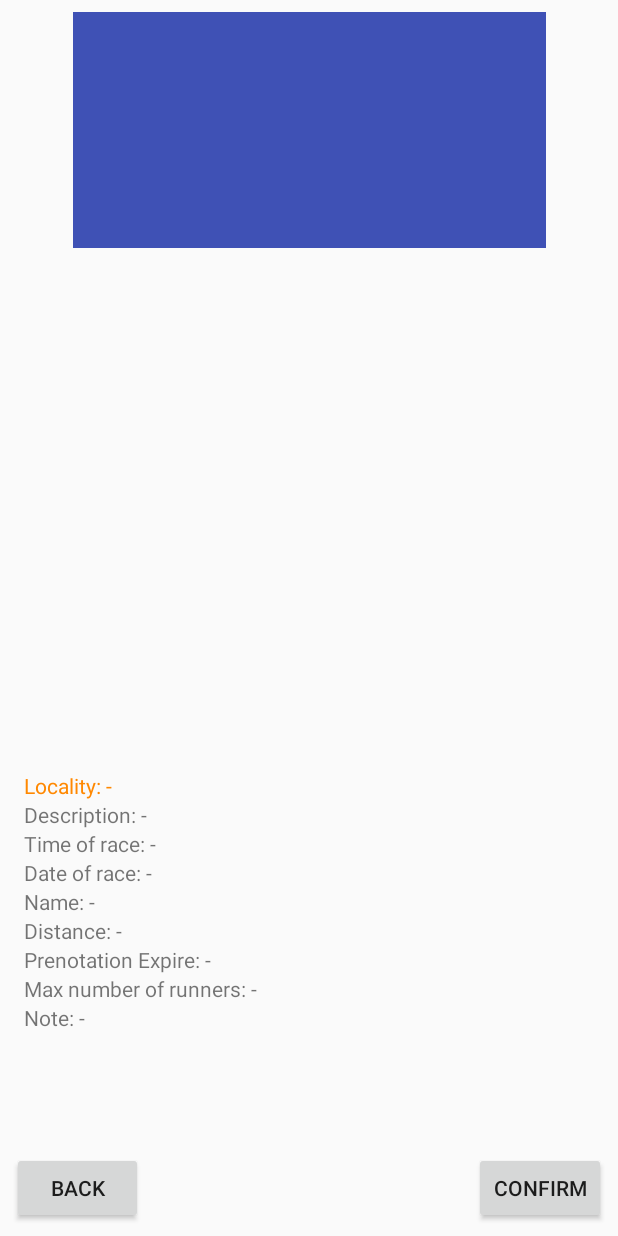
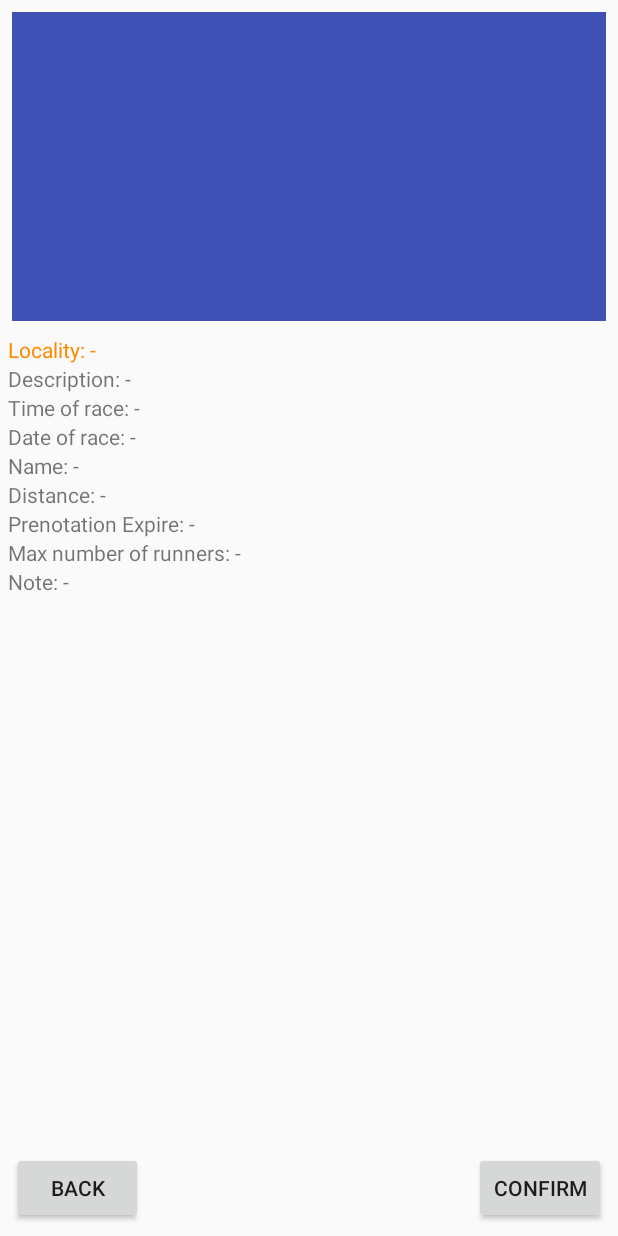
Before and after one commit to livio3/run2, an Android app: the layout activity_detailed_race.xml on its own in the app's theme, with its tools: preview values and no code run, on a phone screen of 412 x 824 dp. Run offline under Robolectric (Android 15) with nearby library versions, the phone set to English and light mode, and no system bars.

Commit message:
quasi, dettagli grafici

```diff
--- a/app/src/main/AndroidManifest.xml
+++ b/app/src/main/AndroidManifest.xml
@@ -24,7 +24,8 @@
             </intent-filter>
         </activity>
         <activity android:name=".ListaGare" />
-        <activity android:name=".DetailedRace" />
+        <activity android:name=".DetailedRace"
+            android:label="@string/infoDetailedRace"/>
         <activity android:name=".MenuActivity" />
 
     </application>
--- a/app/src/main/res/layout-land/activity_detailed_race.xml
+++ b/app/src/main/res/layout-land/activity_detailed_race.xml
@@ -6,84 +6,122 @@
     android:layout_height="match_parent"
     tools:context="com.example.livio3.run2.DetailedRace">
 
+    <TextView
+        android:id="@+id/bookingRes"
+        android:layout_width="match_parent"
+        android:layout_height="22dp"
+        android:layout_marginEnd="8dp"
+        android:layout_marginStart="8dp"
+        android:layout_marginTop="8dp"
+        android:textAlignment="textStart"
+        android:textAllCaps="true"
+        android:textColor="@android:color/holo_red_light"
+        android:textColorHighlight="@android:color/holo_orange_dark"
+        android:textColorHint="@android:color/holo_orange_dark"
+        android:textStyle="bold|italic"
+        app:layout_constraintEnd_toEndOf="parent"
+        app:layout_constraintStart_toStartOf="parent"
+        app:layout_constraintTop_toBottomOf="@+id/linearLayout" />
+
     <LinearLayout
-        android:layout_width="wrap_content"
-        android:layout_height="wrap_content"
-        android:layout_marginBottom="72dp"
-        android:layout_marginStart="360dp"
-        android:layout_marginTop="76dp"
+        android:id="@+id/linearLayout"
+        android:layout_width="289dp"
+        android:layout_height="199dp"
+        android:layout_marginEnd="5dp"
+        android:layout_marginStart="9dp"
+        android:layout_marginTop="5dp"
         android:orientation="vertical"
-        app:layout_constraintBottom_toBottomOf="parent"
-        app:layout_constraintStart_toStartOf="parent"
-        app:layout_constraintTop_toTopOf="parent"
-        app:layout_constraintVertical_bias="1.0">
+        app:layout_constraintEnd_toEndOf="parent"
+        app:layout_constraintStart_toEndOf="@+id/raceImgVBig"
+        app:layout_constraintTop_toTopOf="parent">
 
         <TextView
             android:id="@+id/localityTv"
-            android:layout_width="wrap_content"
-            android:layout_height="wrap_content"
+            android:layout_width="match_parent"
+            android:layout_height="0dp"
+            android:layout_weight="1"
+            android:baselineAligned="false"
             android:text="@string/locality"
+            android:textColor="@android:color/holo_orange_dark"
+            android:textColorHighlight="@android:color/holo_orange_dark"
+            android:textColorHint="@android:color/holo_orange_dark"
             tools:layout_editor_absoluteX="28dp"
             tools:layout_editor_absoluteY="187dp" />
 
         <TextView
             android:id="@+id/descriptionTv"
-            android:layout_width="wrap_content"
-            android:layout_height="wrap_content"
+            android:layout_width="match_parent"
+            android:layout_height="0dp"
+            android:layout_weight="1"
+            android:baselineAligned="false"
             android:text="@string/description"
             tools:layout_editor_absoluteX="8dp"
             tools:layout_editor_absoluteY="216dp" />
 
         <TextView
             android:id="@+id/timeRaceTv"
-            android:layout_width="wrap_content"
-            android:layout_height="wrap_content"
+            android:layout_width="match_parent"
+            android:layout_height="0dp"
+            android:layout_weight="1"
+            android:baselineAligned="false"
             android:text="@string/timeRace"
             tools:layout_editor_absoluteX="16dp"
             tools:layout_editor_absoluteY="276dp" />
 
         <TextView
             android:id="@+id/dateRaceTv"
-            android:layout_width="wrap_content"
-            android:layout_height="wrap_content"
+            android:layout_width="match_parent"
+            android:layout_height="0dp"
+            android:layout_weight="1"
+            android:baselineAligned="false"
             android:text="@string/dateRace"
             tools:layout_editor_absoluteY="253dp" />
 
         <TextView
             android:id="@+id/nameRaceTv"
-            android:layout_width="wrap_content"
-            android:layout_height="wrap_content"
+            android:layout_width="match_parent"
+            android:layout_height="0dp"
+            android:layout_weight="1"
+            android:baselineAligned="false"
             android:text="@string/name"
             tools:layout_editor_absoluteX="16dp"
             tools:layout_editor_absoluteY="185dp" />
 
         <TextView
             android:id="@+id/distanceTv"
-            android:layout_width="wrap_content"
-            android:layout_height="wrap_content"
+            android:layout_width="match_parent"
+            android:layout_height="0dp"
+            android:layout_weight="1"
+            android:baselineAligned="false"
             android:text="@string/distance"
             tools:layout_editor_absoluteX="84dp"
             tools:layout_editor_absoluteY="376dp" />
 
         <TextView
             android:id="@+id/prenExpireTv"
-            android:layout_width="wrap_content"
-            android:layout_height="wrap_content"
+            android:layout_width="match_parent"
+            android:layout_height="0dp"
+            android:layout_weight="1"
+            android:baselineAligned="false"
             android:text="@string/prenExpire"
             tools:layout_editor_absoluteX="16dp"
             tools:layout_editor_absoluteY="295dp" />
 
         <TextView
             android:id="@+id/maxNumRunnerTv"
-            android:layout_width="wrap_content"
-            android:layout_height="wrap_content"
+            android:layout_width="match_parent"
+            android:layout_height="0dp"
+            android:layout_weight="1"
+            android:baselineAligned="false"
             android:text="@string/n_max_runner"
             tools:layout_editor_absoluteY="333dp" />
 
         <TextView
             android:id="@+id/noteTv"
-            android:layout_width="wrap_content"
-            android:layout_height="wrap_content"
+            android:layout_width="match_parent"
+            android:layout_height="0dp"
+            android:layout_weight="1"
+            android:baselineAligned="false"
             android:text="@string/note"
             tools:layout_editor_absoluteX="94dp"
             tools:layout_editor_absoluteY="314dp" />
@@ -91,16 +129,15 @@
 
     <ImageView
         android:id="@+id/raceImgVBig"
-        android:layout_width="315dp"
-        android:layout_height="157dp"
-        android:layout_marginEnd="8dp"
-        android:layout_marginStart="8dp"
-        android:layout_marginTop="76dp"
-        app:layout_constraintEnd_toEndOf="parent"
-        app:layout_constraintHorizontal_bias="0.122"
+        android:layout_width="286dp"
+        android:layout_height="0dp"
+        android:layout_marginBottom="8dp"
+        android:layout_marginStart="5dp"
+        android:layout_marginTop="5dp"
+        app:layout_constraintBottom_toTopOf="@+id/bookingRes"
         app:layout_constraintStart_toStartOf="parent"
         app:layout_constraintTop_toTopOf="parent"
-        app:srcCompat="@color/colorPrimary" />
+        app:srcCompat="@android:color/holo_blue_light" />
 
     <Button
         android:id="@+id/btnConfirm"
--- a/app/src/main/res/layout/activity_detailed_race.xml
+++ b/app/src/main/res/layout/activity_detailed_race.xml
@@ -6,19 +6,45 @@
     android:layout_height="match_parent"
     tools:context="com.example.livio3.run2.DetailedRace">
 
+    <TextView
+        android:id="@+id/bookingRes"
+        android:layout_width="match_parent"
+        android:layout_height="19dp"
+        android:layout_marginEnd="8dp"
+        android:layout_marginStart="8dp"
+        android:layout_marginTop="8dp"
+        android:textAlignment="textStart"
+        android:textAllCaps="true"
+        android:textColor="@android:color/holo_red_light"
+        android:textColorHighlight="@android:color/holo_orange_dark"
+        android:textColorHint="@android:color/holo_orange_dark"
+        android:textStyle="bold|italic"
+        android:visibility="visible"
+        app:layout_constraintEnd_toEndOf="parent"
+        app:layout_constraintStart_toStartOf="parent"
+        app:layout_constraintTop_toBottomOf="@+id/linearLayout" />
+
     <LinearLayout
-        android:layout_width="wrap_content"
+        android:id="@+id/linearLayout"
+        android:layout_width="0dp"
         android:layout_height="wrap_content"
-        android:layout_marginBottom="136dp"
-        android:layout_marginStart="16dp"
+        android:layout_marginBottom="88dp"
+        android:layout_marginEnd="5dp"
+        android:layout_marginStart="5dp"
+        android:layout_marginTop="9dp"
         android:orientation="vertical"
         app:layout_constraintBottom_toBottomOf="parent"
-        app:layout_constraintStart_toStartOf="parent">
+        app:layout_constraintEnd_toEndOf="parent"
+        app:layout_constraintHorizontal_bias="0.0"
+        app:layout_constraintStart_toStartOf="parent"
+        app:layout_constraintTop_toBottomOf="@+id/raceImgVBig"
+        app:layout_constraintVertical_bias="0.0">
 
         <TextView
             android:id="@+id/localityTv"
-            android:layout_width="wrap_content"
-            android:layout_height="wrap_content"
+            android:layout_width="match_parent"
+            android:layout_height="0dp"
+            android:layout_weight="1"
             android:text="@string/locality"
             android:textColor="@android:color/holo_orange_dark"
             android:textColorHighlight="@android:color/holo_orange_dark"
@@ -28,62 +54,70 @@
 
         <TextView
             android:id="@+id/descriptionTv"
-            android:layout_width="wrap_content"
-            android:layout_height="wrap_content"
+            android:layout_width="match_parent"
+            android:layout_height="0dp"
+            android:layout_weight="1"
             android:text="@string/description"
             tools:layout_editor_absoluteX="8dp"
             tools:layout_editor_absoluteY="216dp" />
 
         <TextView
             android:id="@+id/timeRaceTv"
-            android:layout_width="wrap_content"
-            android:layout_height="wrap_content"
+            android:layout_width="match_parent"
+            android:layout_height="0dp"
+            android:layout_weight="1"
             android:text="@string/timeRace"
             tools:layout_editor_absoluteX="16dp"
             tools:layout_editor_absoluteY="276dp" />
 
         <TextView
             android:id="@+id/dateRaceTv"
-            android:layout_width="wrap_content"
-            android:layout_height="wrap_content"
+            android:layout_width="match_parent"
+            android:layout_height="0dp"
+            android:layout_weight="1"
             android:text="@string/dateRace"
             tools:layout_editor_absoluteY="253dp" />
 
         <TextView
             android:id="@+id/nameRaceTv"
-            android:layout_width="wrap_content"
-            android:layout_height="wrap_content"
+            android:layout_width="match_parent"
+            android:layout_height="0dp"
+            android:layout_weight="1"
             android:text="@string/name"
             tools:layout_editor_absoluteX="16dp"
             tools:layout_editor_absoluteY="185dp" />
 
         <TextView
             android:id="@+id/distanceTv"
-            android:layout_width="wrap_content"
-            android:layout_height="wrap_content"
+            android:layout_width="match_parent"
+            android:layout_height="0dp"
+            android:layout_weight="1"
             android:text="@string/distance"
             tools:layout_editor_absoluteX="84dp"
             tools:layout_editor_absoluteY="376dp" />
 
         <TextView
             android:id="@+id/prenExpireTv"
-            android:layout_width="wrap_content"
-            android:layout_height="wrap_content"
+            android:layout_width="match_parent"
+            android:layout_height="0dp"
+            android:layout_weight="1"
             android:text="@string/prenExpire"
             tools:layout_editor_absoluteX="16dp"
             tools:layout_editor_absoluteY="295dp" />
 
         <TextView
             android:id="@+id/maxNumRunnerTv"
-            android:layout_width="wrap_content"
-            android:layout_height="wrap_content"
+            android:layout_width="match_parent"
+            android:layout_height="0dp"
+            android:layout_weight="1"
             android:text="@string/n_max_runner"
             tools:layout_editor_absoluteY="333dp" />
 
         <TextView
             android:id="@+id/noteTv"
-            android:layout_width="wrap_content"
-            android:layout_height="wrap_content"
+            android:layout_width="match_parent"
+            android:layout_height="0dp"
+            android:layout_weight="1"
             android:text="@string/note"
             tools:layout_editor_absoluteX="94dp"
             tools:layout_editor_absoluteY="314dp" />
@@ -91,8 +125,8 @@
 
     <ImageView
         android:id="@+id/raceImgVBig"
-        android:layout_width="315dp"
-        android:layout_height="157dp"
+        android:layout_width="0dp"
+        android:layout_height="206dp"
         android:layout_marginEnd="8dp"
         android:layout_marginStart="8dp"
         android:layout_marginTop="8dp"
```
Also changed, not shown: app/src/main/java/com/example/livio3/run2/DetailedRace.java (+14 -4 lines), app/src/main/java/com/example/livio3/run2/ListaGare.java (+18 -8 lines), app/src/main/java/com/example/livio3/run2/RaceAdapter.java (+15 -12 lines), app/src/main/res/layout-land/activity_lista_gare.xml (+32 -12 lines), app/src/main/res/layout/activity_detailed_race_tabled.xml (deleted, +0 -206 lines), app/src/main/res/layout/activity_lista_gare.xml (+6 -3 lines), app/src/main/res/layout/activity_menu.xml (+18 -20 lines), app/src/main/res/layout/item_race.xml (+32 -45 lines), app/src/main/res/values/strings.xml (+6 -2 lines).
